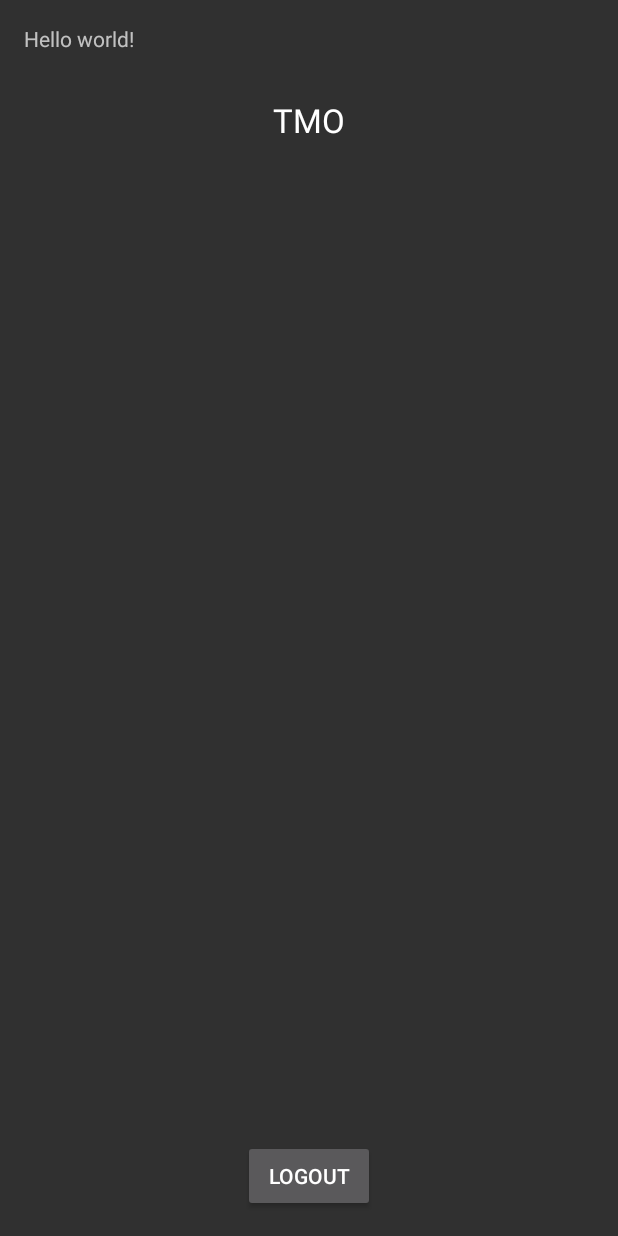
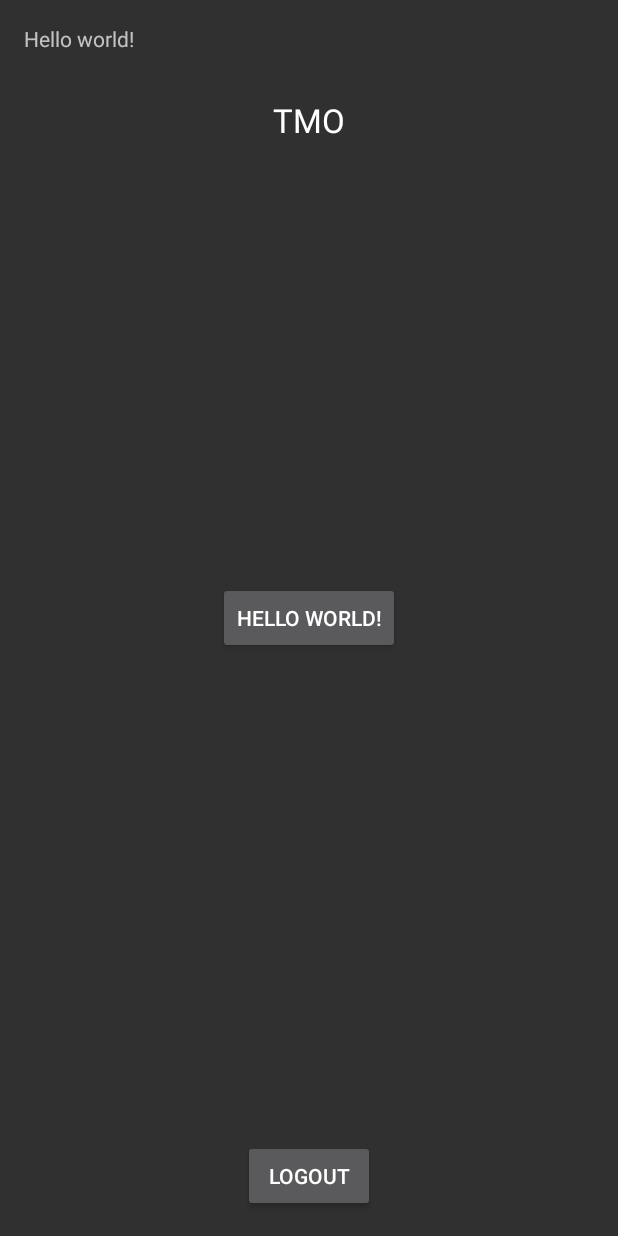
Before and after one commit to 4Dots/TMODroid, an Android app: the screen it shows after launch (GCActivity), after a tap on an icon or button, on a phone screen of 412 x 824 dp. Run offline under Robolectric (Android 15) with nearby library versions, the phone set to English and light mode, and no system bars; 2 statements that could not run were skipped.

```diff
--- a/app/src/main/java/fourdots/tmo/LoginActivity.java
+++ b/app/src/main/java/fourdots/tmo/LoginActivity.java
@@ -70,7 +70,6 @@ public class LoginActivity extends ActionBarActivity implements OnClickListener
 	{
 		if (view.getId() == R.id.sign_in_button)
 		{
-			Toast.makeText(this, "Starting GC A", Toast.LENGTH_LONG).show();
 			Intent i = new Intent(this, GCActivity.class);
 			startActivity(i);
 		}
--- a/app/src/main/res/layout/activity_gc.xml
+++ b/app/src/main/res/layout/activity_gc.xml
@@ -33,4 +33,12 @@
         android:layout_below="@+id/hello_world"
         android:layout_centerHorizontal="true"/>
 
+    <Button
+        android:layout_width="wrap_content"
+        android:layout_height="wrap_content"
+        android:text="@string/hello_world"
+        android:id="@+id/button_server_token"
+        android:layout_centerVertical="true"
+        android:layout_centerHorizontal="true"/>
+
 </RelativeLayout>
```
Also changed, not shown: app/src/main/AndroidManifest.xml (+5 -4 lines), app/src/main/java/fourdots/tmo/GCActivity.java (+115 -7 lines), app/build.gradle (line endings or trailing spaces).
